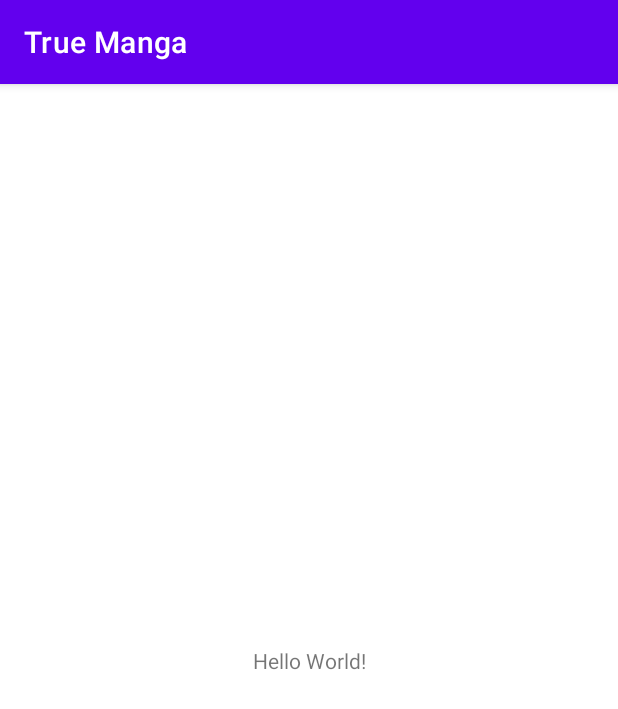
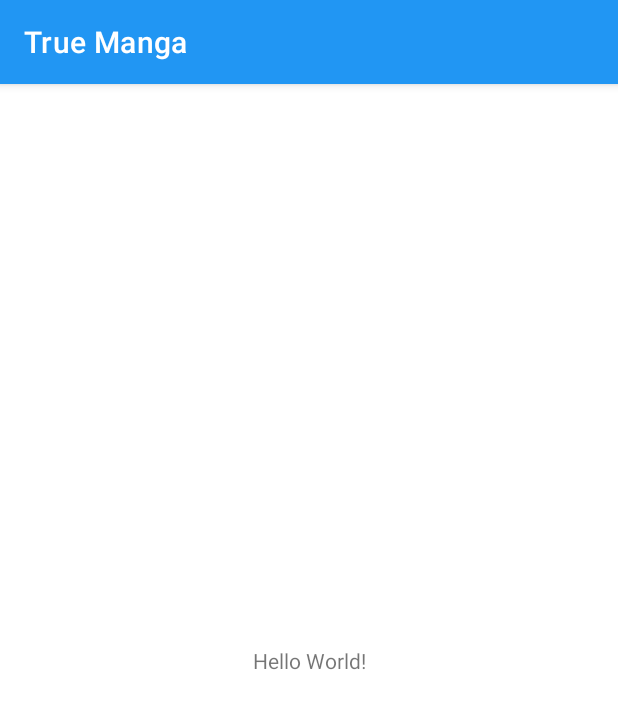
Before and after one commit to Lunderhill25/Multi-Site-Manga-Reader, an Android app: the screen it shows after launch (MainActivity), on a phone screen of 412 x 824 dp. Shown: the top 709 px of the screen. Run offline under Robolectric (Android 15) with nearby library versions, the phone set to English and light mode, and no system bars.

```diff
--- a/TrueManga/app/src/main/res/values-night/themes.xml
+++ b/TrueManga/app/src/main/res/values-night/themes.xml
@@ -2,8 +2,8 @@
     <!-- Base application theme. -->
     <style name="Theme.TrueManga" parent="Theme.MaterialComponents.DayNight.DarkActionBar">
         <!-- Primary brand color. -->
-        <item name="colorPrimary">@color/purple_200</item>
-        <item name="colorPrimaryVariant">@color/purple_700</item>
+        <item name="colorPrimary">@color/blue_200</item>
+        <item name="colorPrimaryVariant">@color/blue_700</item>
         <item name="colorOnPrimary">@color/black</item>
         <!-- Secondary brand color. -->
         <item name="colorSecondary">@color/teal_200</item>
--- a/TrueManga/app/src/main/res/values/colors.xml
+++ b/TrueManga/app/src/main/res/values/colors.xml
@@ -1,8 +1,8 @@
 <?xml version="1.0" encoding="utf-8"?>
 <resources>
-    <color name="purple_200">#FFBB86FC</color>
-    <color name="purple_500">#FF6200EE</color>
-    <color name="purple_700">#FF3700B3</color>
+    <color name="blue_200">#90CAF9</color>
+    <color name="blue_500">#2196F3</color>
+    <color name="blue_700">#1976D2</color>
     <color name="teal_200">#FF03DAC5</color>
     <color name="teal_700">#FF018786</color>
     <color name="black">#FF000000</color>
--- a/TrueManga/app/src/main/res/values/themes.xml
+++ b/TrueManga/app/src/main/res/values/themes.xml
@@ -2,8 +2,8 @@
     <!-- Base application theme. -->
     <style name="Theme.TrueManga" parent="Theme.MaterialComponents.DayNight.DarkActionBar">
         <!-- Primary brand color. -->
-        <item name="colorPrimary">@color/purple_500</item>
-        <item name="colorPrimaryVariant">@color/purple_700</item>
+        <item name="colorPrimary">@color/blue_500</item>
+        <item name="colorPrimaryVariant">@color/blue_700</item>
         <item name="colorOnPrimary">@color/white</item>
         <!-- Secondary brand color. -->
         <item name="colorSecondary">@color/teal_200</item>
```
